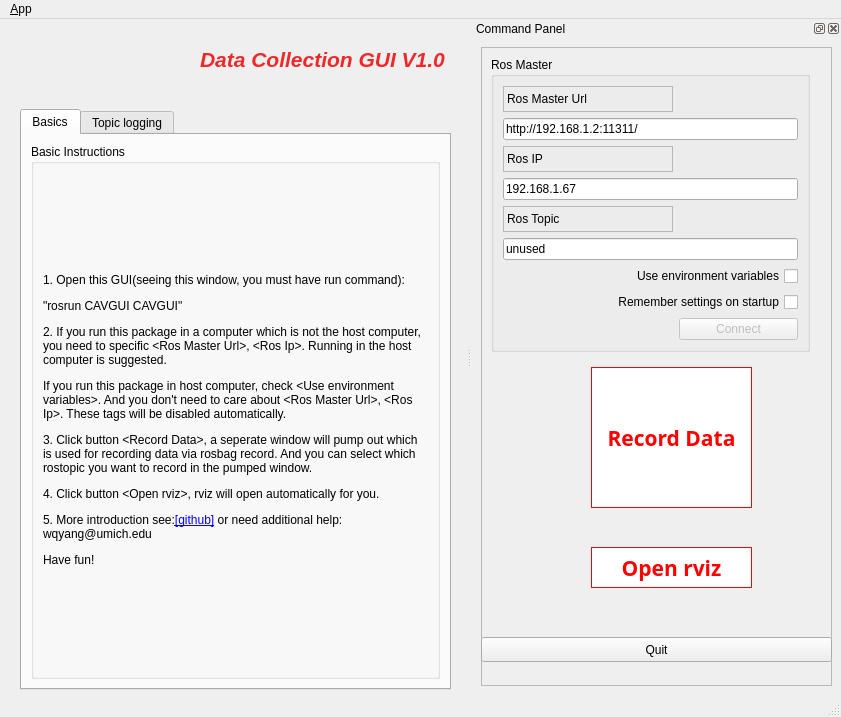
The window that ui/main_window.ui (VinchinYang/GUI_ROS_Plugin_for_Autonomous_Vehicle) describes before a commit, drawn with Qt 5.
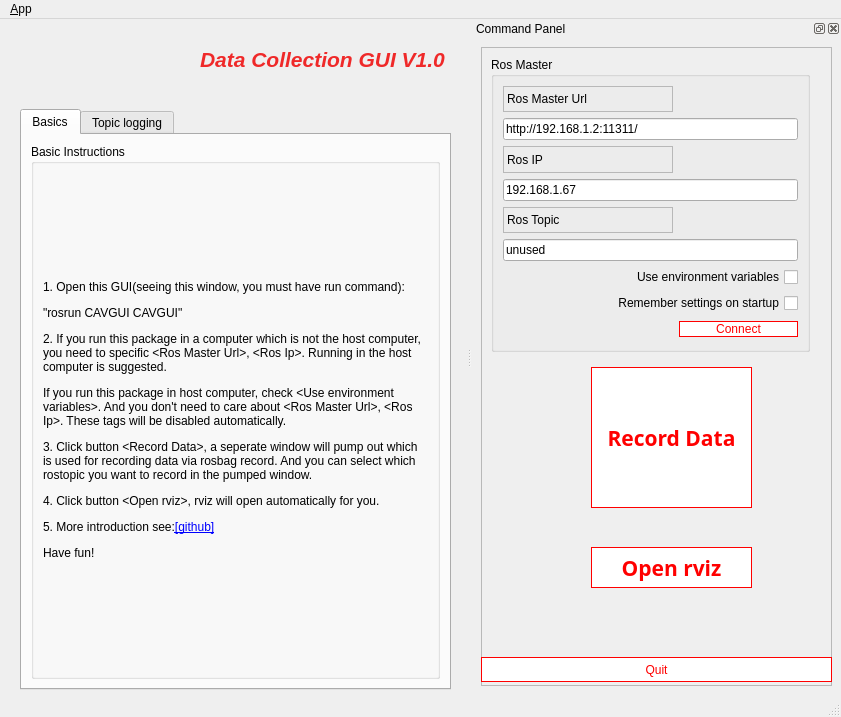
The same window after the commit. Icons and pictures are not drawn.

Commit message: change button style

Diff of the .ui file:
```diff
--- a/ui/main_window.ui
+++ b/ui/main_window.ui
@@ -17,6 +17,22 @@
    <iconset resource="../resources/images.qrc">
     <normaloff>:/images/icon.png</normaloff>:/images/icon.png</iconset>
   </property>
+  <property name="styleSheet">
+   <string notr="true">/* (Orange buttons) Operations Buttons Stylesheetrgb(255, 151, 57) */
+QPushButton {
+  background-color: rgb(255, 255, 255);
+  color: red; 
+  border: 1px solid red;
+}
+
+QPushButton:pressed {
+  background-color: rgb(255, 255, 255);
+  color: red; 
+  border: 1px solid red;
+}
+
+/* (Label at top) Label Stylesheet */</string>
+  </property>
   <property name="locale">
    <locale language="English" country="Australia"/>
   </property>
@@ -68,7 +84,7 @@
             </size>
            </property>
            <property name="text">
-            <string>&lt;html&gt;&lt;head/&gt;&lt;body&gt;&lt;p&gt;1. Open this GUI(seeing this window, you must have run command):&lt;/p&gt;&lt;p&gt;&amp;quot;rosrun CAVGUI CAVGUI&amp;quot;&lt;/p&gt;&lt;p&gt;2. If you run this package in a computer which is not the host computer, you need to specific &amp;lt;Ros Master Url&amp;gt;, &amp;lt;Ros Ip&amp;gt;. Running in the host computer is suggested.&lt;/p&gt;&lt;p&gt;If you run this package in host computer, check &amp;lt;Use environment variables&amp;gt;. And you don't need to care about &amp;lt;Ros Master Url&amp;gt;, &amp;lt;Ros Ip&amp;gt;. These tags will be disabled automatically.&lt;/p&gt;&lt;p&gt;3. Click button &amp;lt;Record Data&amp;gt;, a seperate window will pump out which is used for recording data via rosbag record. And you can select which rostopic you want to record in the pumped window.&lt;/p&gt;&lt;p&gt;4. Click button &amp;lt;Open rviz&amp;gt;, rviz will open automatically for you. &lt;/p&gt;&lt;p&gt;5. More introduction see:&lt;a href=&quot;https://github.com/VinchinYang/GUI_ROS_Plugin_for_Autonomous_Vehicle.git&quot;&gt;&lt;span style=&quot; text-decoration: underline; color:#0000ff;&quot;&gt;[github]&lt;/span&gt;&lt;/a&gt; or need additional help: wqyang@umich.edu&lt;/p&gt;&lt;p&gt;Have fun!&lt;/p&gt;&lt;/body&gt;&lt;/html&gt;</string>
+            <string>&lt;html&gt;&lt;head/&gt;&lt;body&gt;&lt;p&gt;1. Open this GUI(seeing this window, you must have run command):&lt;/p&gt;&lt;p&gt;&amp;quot;rosrun CAVGUI CAVGUI&amp;quot;&lt;/p&gt;&lt;p&gt;2. If you run this package in a computer which is not the host computer, you need to specific &amp;lt;Ros Master Url&amp;gt;, &amp;lt;Ros Ip&amp;gt;. Running in the host computer is suggested.&lt;/p&gt;&lt;p&gt;If you run this package in host computer, check &amp;lt;Use environment variables&amp;gt;. And you don't need to care about &amp;lt;Ros Master Url&amp;gt;, &amp;lt;Ros Ip&amp;gt;. These tags will be disabled automatically.&lt;/p&gt;&lt;p&gt;3. Click button &amp;lt;Record Data&amp;gt;, a seperate window will pump out which is used for recording data via rosbag record. And you can select which rostopic you want to record in the pumped window.&lt;/p&gt;&lt;p&gt;4. Click button &amp;lt;Open rviz&amp;gt;, rviz will open automatically for you. &lt;/p&gt;&lt;p&gt;5. More introduction see:&lt;a href=&quot;https://github.com/VinchinYang/GUI_ROS_Plugin_for_Autonomous_Vehicle.git&quot;&gt;&lt;span style=&quot; text-decoration: underline; color:#0000ff;&quot;&gt;[github]&lt;/span&gt;&lt;/a&gt;&lt;/p&gt;&lt;p&gt;Have fun!&lt;/p&gt;&lt;/body&gt;&lt;/html&gt;</string>
            </property>
            <property name="textFormat">
             <enum>Qt::RichText</enum>
@@ -414,7 +430,7 @@
         <property name="geometry">
          <rect>
           <x>0</x>
-          <y>590</y>
+          <y>610</y>
           <width>351</width>
           <height>25</height>
          </rect>
```
